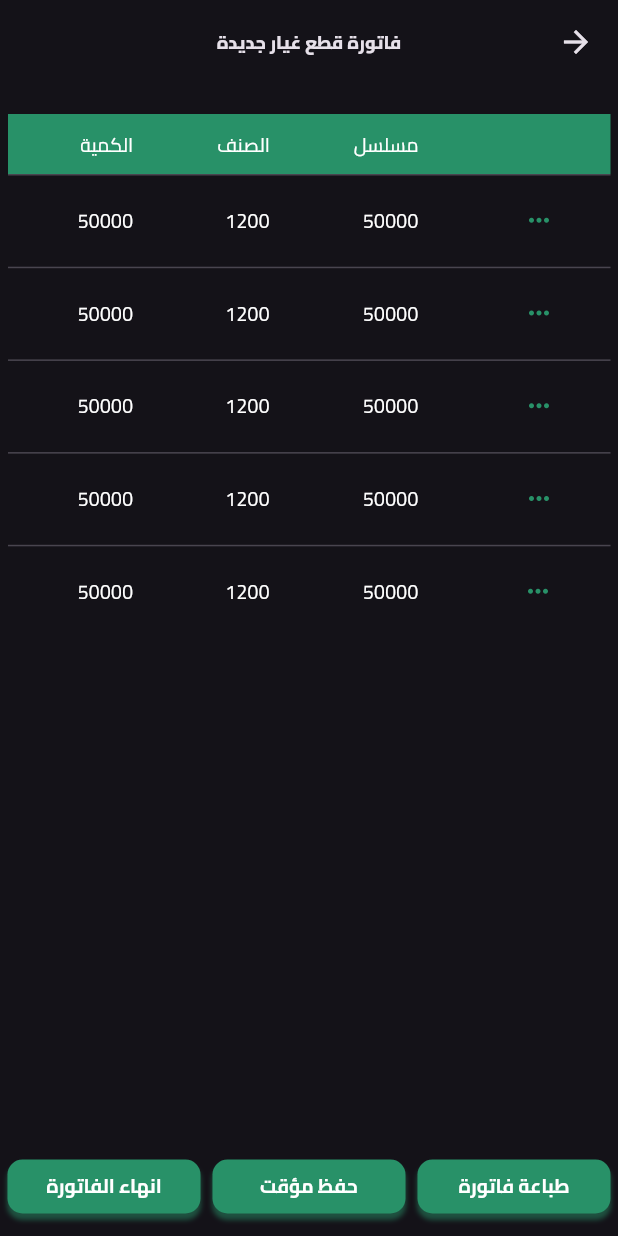
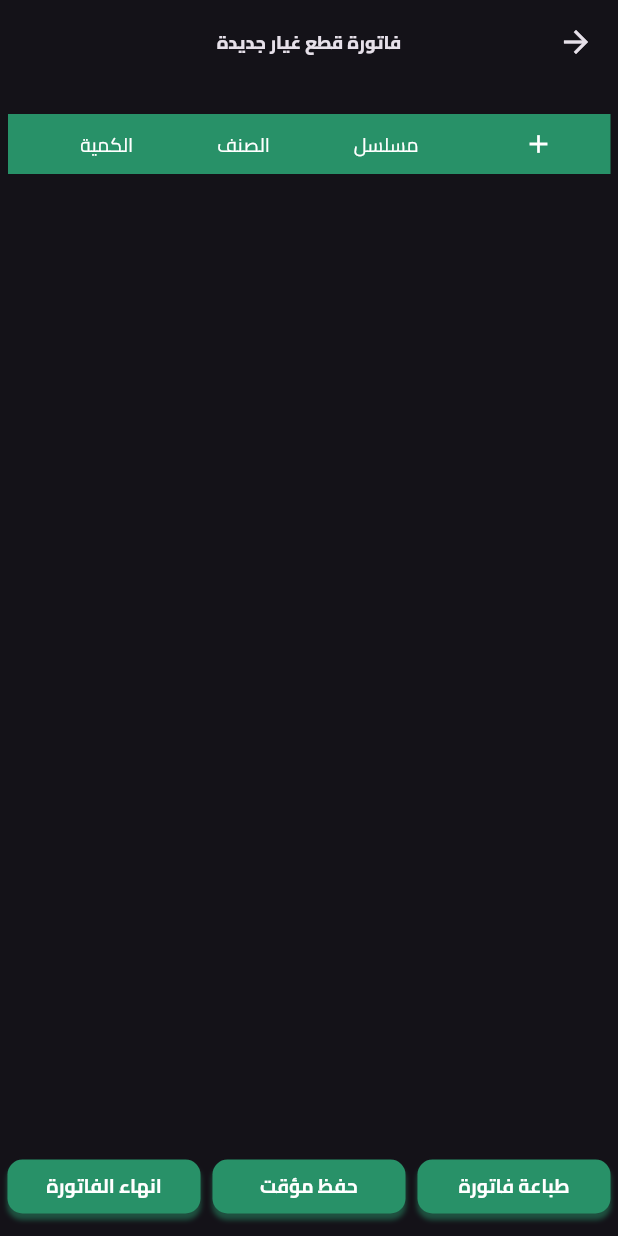
Before and after one commit to haidyhesham95/Bab-El-Ezz, a Flutter app: the SpareReceipt screen opened by its route, on a phone screen of 412 x 824 dp. Run offline on Flutter 3.47's test engine with Material 3 defaults, Android fonts, the phone set to English and light mode, and no system bars; our stand-ins replace bloc, flutter_bloc, flutter_svg.

Commit message:
added all table

```diff
--- a/lib/features/new_job-order/widgets/table_item.dart
+++ b/lib/features/new_job-order/widgets/table_item.dart
@@ -5,9 +5,7 @@ import '../../../shared_utils/utils/widget/drop_menu.dart';
 import '../../../shared_utils/utils/widget/text_field.dart';
 
 DataRow tableItem(BuildContext context) {
-  final size = MediaQuery
-      .of(context)
-      .size;
+  final size = MediaQuery.of(context).size;
   return DataRow(cells: [
     DataCell(
         DropMenu(
--- /dev/null
+++ b/lib/features/workshop/manager/spare_receipt_cubit.dart
@@ -0,0 +1,22 @@
+import 'package:bloc/bloc.dart';
+import 'package:flutter/material.dart';
+import 'package:flutter_bloc/flutter_bloc.dart';
+import 'package:meta/meta.dart';
+
+import '../../new_job-order/manager/new_job/new_job_cubit.dart';
+
+part 'spare_receipt_state.dart';
+
+class SpareReceiptCubit extends Cubit<SpareReceiptState> {
+  SpareReceiptCubit() : super(SpareReceiptInitial());
+  static SpareReceiptCubit get(context) => BlocProvider.of(context);
+
+
+  List<DataRow> items = [];
+
+
+  void addItem(DataRow item) {
+    items.add(item);
+    emit(AddItems(items.cast<Widget>()));
+  }
+}
--- /dev/null
+++ b/lib/features/workshop/manager/spare_receipt_state.dart
@@ -0,0 +1,11 @@
+part of 'spare_receipt_cubit.dart';
+
+@immutable
+sealed class SpareReceiptState {}
+
+final class SpareReceiptInitial extends SpareReceiptState {}
+final class AddItems extends SpareReceiptState {
+  final List<Widget> items;
+
+  AddItems(this.items);
+}
--- a/lib/features/workshop/view/spare_receipt.dart
+++ b/lib/features/workshop/view/spare_receipt.dart
@@ -1,6 +1,10 @@
 import 'package:bab_el_ezz/shared_utils/utils/widget/button_widget.dart';
 import 'package:bab_el_ezz/shared_utils/utils/widget/const_appbar.dart';
 import 'package:flutter/material.dart';
+import 'package:flutter_bloc/flutter_bloc.dart';
+import '../../invoices/manager/supplier_invoice/supplier_invoice_cubit.dart';
+import '../manager/spare_receipt_cubit.dart';
+import '../widget/data_raw_receipt_data.dart';
 import '../widget/spare_receipt_data.dart';
 
 class SpareReceipt extends StatelessWidget {
@@ -12,9 +16,15 @@ class SpareReceipt extends StatelessWidget {
       appBar: constAppBar(context, "فاتورة قطع غيار جديدة"),
       body: Padding(
         padding: const EdgeInsets.symmetric(horizontal: 5),
-        child: Column(
+        child: BlocProvider(
+        create: (context) => SpareReceiptCubit(),
+    child: BlocConsumer<SpareReceiptCubit, SpareReceiptState>(
+    listener: (context, state) {},
+    builder: (context, state) {
+    SpareReceiptCubit cubit = SpareReceiptCubit.get(context);
+    return  Column(
           children: [
-            const Expanded(
+             Expanded(
               child: SingleChildScrollView(
                 physics: BouncingScrollPhysics(),
                 child: Column(
@@ -23,7 +33,14 @@ class SpareReceipt extends StatelessWidget {
                     SizedBox(height: 20),
                     SingleChildScrollView(
                       scrollDirection: Axis.horizontal,
-                      child: SpareReceiptData(),
+                      child: SpareReceiptData(
+                      rows: cubit.items,
+                      onPressed:(){
+
+                   cubit.addItem(dataRowReceiptData(context));
+
+                        }
+                      ),
                     ),
                     SizedBox(height: 20),
                   ],
@@ -60,8 +77,12 @@ class SpareReceipt extends StatelessWidget {
             ),
             const SizedBox(height: 15),
           ],
+    );
+    }
+
         ),
       ),
+      )
     );
   }
 }
--- a/lib/features/workshop/widget/spare_receipt_data.dart
+++ b/lib/features/workshop/widget/spare_receipt_data.dart
@@ -4,16 +4,17 @@ import '../../../shared_utils/styles/colors.dart';
 import '../../../shared_utils/utils/widget/drop_menu.dart';
 
 class SpareReceiptData extends StatelessWidget {
-  const SpareReceiptData({super.key});
-
+  const SpareReceiptData({super.key, required this.rows,required this.onPressed});
+  final List<DataRow> rows;
+  final void Function()? onPressed;
   @override
   Widget build(BuildContext context) {
     return CustomDataTable(
       columns: [
-    DataColumn(
-    label:RotationTransition(
-    turns: const AlwaysStoppedAnimation(90 / 360),
-    child: Icon(Icons.more_vert,color:  ColorsAsset.kGreen,size: 20,))),
+        DataColumn(
+            label:IconButton(
+                onPressed: onPressed,
+                icon: Icon(Icons.add,color:  Colors.white,size: 20,))),
         DataColumn(label: Text('مسلسل')),
         DataColumn(label: Text('الصنف')),
         DataColumn(label: Text('الكمية')),
@@ -21,24 +22,7 @@ class SpareReceiptData extends StatelessWidget {
         DataColumn(label: Text('ملاحظات')),
         DataColumn(label: Text('الاجمالي')),
       ],
-      rows: List.generate(
-        5,
-        (index) => DataRow(
-          cells: <DataCell>[
-            DataCell(
-                DropMenu(
-                  onTapEdit: () {},
-                  onTapDelete: () {},
-                )),
-            DataCell(Text('50000')),
-            DataCell(Text('1200')),
-            DataCell(Text('50000')),
-            DataCell(Text('1200')),
-            DataCell(Text('50000')),
-            DataCell(Text('1200')),
-          ],
-        ),
-      ),
+      rows: rows
     );
   }
 }
```
Also changed, not shown: lib/features/workshop/widget/data_raw_receipt_data.dart (added, +40 -0 lines).
